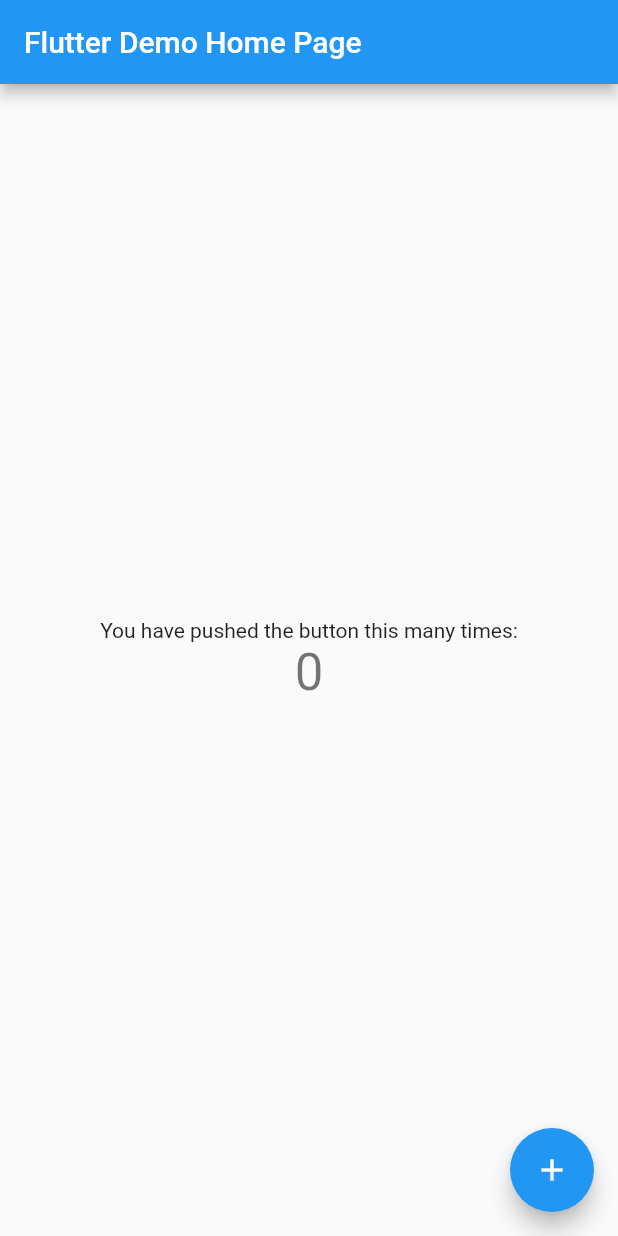
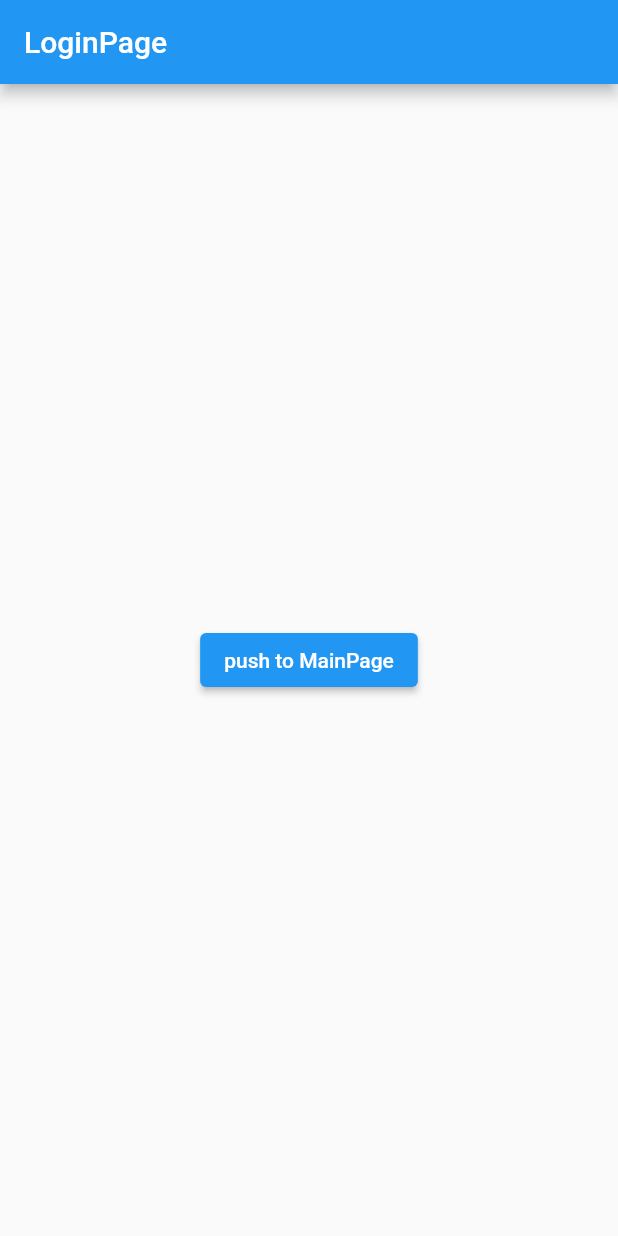
Before and after one commit to leeeeeoy/bloc-architecture, a Flutter app: the screen it shows after launch, on a phone screen of 412 x 824 dp. Run offline on Flutter 3.47's test engine with Material 2 defaults, Android fonts, the light colour scheme and no system bars; our stand-ins replace freezed_annotation, get_it, go_router, graphql, injectable, logger.

Commit message:
add: 기본 페이지 세팅

```diff
--- /dev/null
+++ b/lib/app.dart
@@ -0,0 +1,16 @@
+import 'package:bloc_architecture/routes/app_routes.dart';
+import 'package:flutter/material.dart';
+
+class App extends StatelessWidget {
+  const App({super.key});
+
+  @override
+  Widget build(BuildContext context) {
+    return MaterialApp.router(
+      routeInformationParser: routes.routeInformationParser,
+      routeInformationProvider: routes.routeInformationProvider,
+      routerDelegate: routes.routerDelegate,
+      debugShowCheckedModeBanner: false,
+    );
+  }
+}
--- a/lib/feature/auth/data/repository/repository_impl.dart
+++ b/lib/feature/auth/data/repository/repository_impl.dart
@@ -1,18 +1,18 @@
 import 'package:bloc_architecture/feature/auth/domain/entity/authentication.dart';
 import 'package:bloc_architecture/feature/auth/domain/repository/authentication_repository.dart';
-import 'package:bloc_architecture/feature/auth/domain/usecase/param/sign_usecase_param.dart';
+import 'package:bloc_architecture/feature/auth/domain/usecase/param/sign_in_usecase_param.dart';
 import 'package:injectable/injectable.dart';
 
 @LazySingleton(as: AuthenticationRepository)
 class AuthenticationRepositoryImpl implements AuthenticationRepository {
   @override
-  Future<Authentication> signIn(SignUseCaseParam param) {
+  Future<Authentication> signIn(SignInUseCaseParam param) {
     // TODO: implement signIn
     throw UnimplementedError();
   }
 
   @override
-  Future<bool> signOut(SignUseCaseParam param) {
+  Future<bool> signOut(String param) {
     // TODO: implement signOut
     throw UnimplementedError();
   }
--- a/lib/feature/auth/domain/repository/authentication_repository.dart
+++ b/lib/feature/auth/domain/repository/authentication_repository.dart
@@ -1,8 +1,8 @@
 import 'package:bloc_architecture/feature/auth/domain/entity/authentication.dart';
-import 'package:bloc_architecture/feature/auth/domain/usecase/param/sign_usecase_param.dart';
+import 'package:bloc_architecture/feature/auth/domain/usecase/param/sign_in_usecase_param.dart';
 
 abstract class AuthenticationRepository {
-  Future<Authentication> signIn(SignUseCaseParam param);
+  Future<Authentication> signIn(SignInUseCaseParam param);
 
-  Future<bool> signOut(SignUseCaseParam param);
+  Future<bool> signOut(String param);
 }
--- a/lib/feature/auth/domain/usecase/sign_in_usecase.dart
+++ b/lib/feature/auth/domain/usecase/sign_in_usecase.dart
@@ -1,11 +1,11 @@
 import 'package:bloc_architecture/core/usecase/usecase.dart';
 import 'package:bloc_architecture/feature/auth/domain/entity/authentication.dart';
 import 'package:bloc_architecture/feature/auth/domain/repository/authentication_repository.dart';
-import 'package:bloc_architecture/feature/auth/domain/usecase/param/sign_usecase_param.dart';
+import 'package:bloc_architecture/feature/auth/domain/usecase/param/sign_in_usecase_param.dart';
 import 'package:injectable/injectable.dart';
 
 @LazySingleton()
-class SignInUseCase implements UseCase<Authentication, SignUseCaseParam> {
+class SignInUseCase implements UseCase<Authentication, SignInUseCaseParam> {
   final AuthenticationRepository authenticationRepository;
 
   const SignInUseCase({
@@ -13,6 +13,6 @@
   });
 
   @override
-  Future<Authentication> execute(SignUseCaseParam param) =>
+  Future<Authentication> execute(SignInUseCaseParam param) =>
       authenticationRepository.signIn(param);
 }
--- a/lib/feature/auth/domain/usecase/sign_out_usecase.dart
+++ b/lib/feature/auth/domain/usecase/sign_out_usecase.dart
@@ -1,10 +1,9 @@
 import 'package:bloc_architecture/core/usecase/usecase.dart';
 import 'package:bloc_architecture/feature/auth/domain/repository/authentication_repository.dart';
-import 'package:bloc_architecture/feature/auth/domain/usecase/param/sign_usecase_param.dart';
 import 'package:injectable/injectable.dart';
 
 @LazySingleton()
-class SignOutUseCase implements UseCase<bool, SignUseCaseParam> {
+class SignOutUseCase implements UseCase<bool, String> {
   final AuthenticationRepository authenticationRepository;
 
   const SignOutUseCase({
@@ -12,6 +11,5 @@
   });
 
   @override
-  Future<bool> execute(SignUseCaseParam param) =>
-      authenticationRepository.signOut(param);
+  Future<bool> execute(String param) => authenticationRepository.signOut(param);
 }
--- /dev/null
+++ b/lib/feature/auth/presentation/login_page.dart
@@ -0,0 +1,23 @@
+import 'package:bloc_architecture/routes/app_routes.dart';
+import 'package:flutter/material.dart';
+import 'package:go_router/go_router.dart';
+
+class LoginPage extends StatelessWidget {
+  const LoginPage({super.key});
+
+  @override
+  Widget build(BuildContext context) {
+    return Scaffold(
+      appBar: AppBar(
+        title: const Text('LoginPage'),
+      ),
+      body: Center(
+        child: ElevatedButton(
+          onPressed: () =>
+              GoRouter.of(context).pushNamed(AppRouteState.home.name),
+          child: const Text('push to MainPage'),
+        ),
+      ),
+    );
+  }
+}
--- a/lib/main.dart
+++ b/lib/main.dart
@@ -1,70 +1,9 @@
+import 'package:bloc_architecture/app.dart';
 import 'package:bloc_architecture/injection/injection.dart';
 import 'package:flutter/material.dart';
 
 void main() {
   configureDependencies();
 
-  runApp(const MyApp());
+  runApp(const App());
 }
-
-class MyApp extends StatelessWidget {
-  const MyApp({super.key});
-
-  @override
-  Widget build(BuildContext context) {
-    return MaterialApp(
-      title: 'Flutter Demo',
-      theme: ThemeData(
-        primarySwatch: Colors.blue,
-      ),
-      home: const MyHomePage(title: 'Flutter Demo Home Page'),
-    );
-  }
-}
-
-class MyHomePage extends StatefulWidget {
-  const MyHomePage({super.key, required this.title});
-
-  final String title;
-
-  @override
-  State<MyHomePage> createState() => _MyHomePageState();
-}
-
-class _MyHomePageState extends State<MyHomePage> {
-  int _counter = 0;
-
-  void _incrementCounter() {
-    setState(() {
-      _counter++;
-    });
-  }
-
-  @override
-  Widget build(BuildContext context) {
-    return Scaffold(
-      appBar: AppBar(
-        title: Text(widget.title),
-      ),
-      body: Center(
-        child: Column(
-          mainAxisAlignment: MainAxisAlignment.center,
-          children: <Widget>[
-            const Text(
-              'You have pushed the button this many times:',
-            ),
-            Text(
-              '$_counter',
-              style: Theme.of(context).textTheme.headline4,
-            ),
-          ],
-        ),
-      ),
-      floatingActionButton: FloatingActionButton(
-        onPressed: _incrementCounter,
-        tooltip: 'Increment',
-        child: const Icon(Icons.add),
-      ),
-    );
-  }
-}
--- a/lib/resource/resource.dart
+++ b/lib/resource/resource.dart
@@ -0,0 +1,3 @@
+import 'package:flutter/material.dart';
+
+part './app_theme.dart';
--- /dev/null
+++ b/lib/routes/app_route_state.dart
@@ -0,0 +1,14 @@
+part of 'app_routes.dart';
+
+enum AppRouteState {
+  login('login', 'login'),
+  home('home', 'home'),
+  community('community', 'community'),
+  chat('chat', 'chat'),
+  profile('profile', 'profile');
+
+  const AppRouteState(this.name, this.path);
+
+  final String path;
+  final String name;
+}
--- /dev/null
+++ b/lib/routes/app_routes.dart
@@ -0,0 +1,74 @@
+import 'package:bloc_architecture/feature/auth/presentation/login_page.dart';
+import 'package:bloc_architecture/feature/chat/presentation/chat_page.dart';
+import 'package:bloc_architecture/feature/community/presentation/community_page.dart';
+import 'package:bloc_architecture/feature/home/presentation/home_page.dart';
+import 'package:bloc_architecture/feature/user/presentation/profile_page.dart';
+import 'package:flutter/material.dart';
+import 'package:go_router/go_router.dart';
+
+part 'app_route_state.dart';
+
+final rootNavigatorKey = GlobalKey<NavigatorState>();
+final shellRouteNavigatorKey = GlobalKey<NavigatorState>();
+
+final routes = GoRouter(
+  initialLocation: '/${AppRouteState.login.path}',
+  debugLogDiagnostics: true,
+  navigatorKey: rootNavigatorKey,
+  routes: [
+    GoRoute(
+      path: '/${AppRouteState.login.path}',
+      name: AppRouteState.login.name,
+      pageBuilder: (context, state) => appPageBuilder(
+        const LoginPage(),
+      ),
+    ),
+    ShellRoute(
+      navigatorKey: shellRouteNavigatorKey,
+      pageBuilder: (context, state, child) => appPageBuilder(child),
+      routes: [
+        GoRoute(
+          path: '/${AppRouteState.home.path}',
+          name: AppRouteState.home.name,
+          pageBuilder: (context, state) => appPageBuilder(
+            const HomePage(),
+          ),
+        ),
+        GoRoute(
+          path: '/${AppRouteState.community.path}',
+          name: AppRouteState.community.name,
+          pageBuilder: (context, state) => appPageBuilder(
+            const CommunityPage(),
+          ),
+        ),
+        GoRoute(
+          path: '/${AppRouteState.chat.path}',
+          name: AppRouteState.chat.name,
+          pageBuilder: (context, state) => appPageBuilder(
+            const ChatPage(),
+          ),
+        ),
+        GoRoute(
+          path: '/${AppRouteState.profile.path}',
+          name: AppRouteState.profile.name,
+          pageBuilder: (context, state) => appPageBuilder(
+            const ProfilePage(),
+          ),
+        ),
+      ],
+    ),
+  ],
+);
+
+Page<dynamic> appPageBuilder(
+  Widget child, {
+  bool isNoTransition = true,
+}) =>
+    CustomTransitionPage(
+      child: child,
+      transitionDuration: const Duration(milliseconds: 200),
+      transitionsBuilder: (context, animation, secondAnimation, child) =>
+          isNoTransition
+              ? child
+              : FadeTransition(opacity: animation, child: child),
+    );
```
Also changed, not shown: lib/config/app_config.dart (added, +27 -0 lines), lib/feature/auth/domain/usecase/param/sign_in_usecase_param.dart (added, +11 -0 lines), lib/feature/auth/domain/usecase/param/sign_usecase_param.dart (deleted, +0 -11 lines), lib/feature/chat/presentation/chat_page.dart (added, +17 -0 lines), lib/feature/common/presentation/main_bottom_navigation_bar.dart (added, +71 -0 lines), lib/feature/community/presentation/community_page.dart (added, +17 -0 lines), lib/feature/home/presentation/home_page.dart (added, +17 -0 lines), lib/feature/user/presentation/profile_page.dart (added, +17 -0 lines), lib/resource/app_theme.dart (added, +7 -0 lines), lib/feature/auth/domain/usecase/param/sign_in_usecase_param.freezed.dart, 4 other files.
